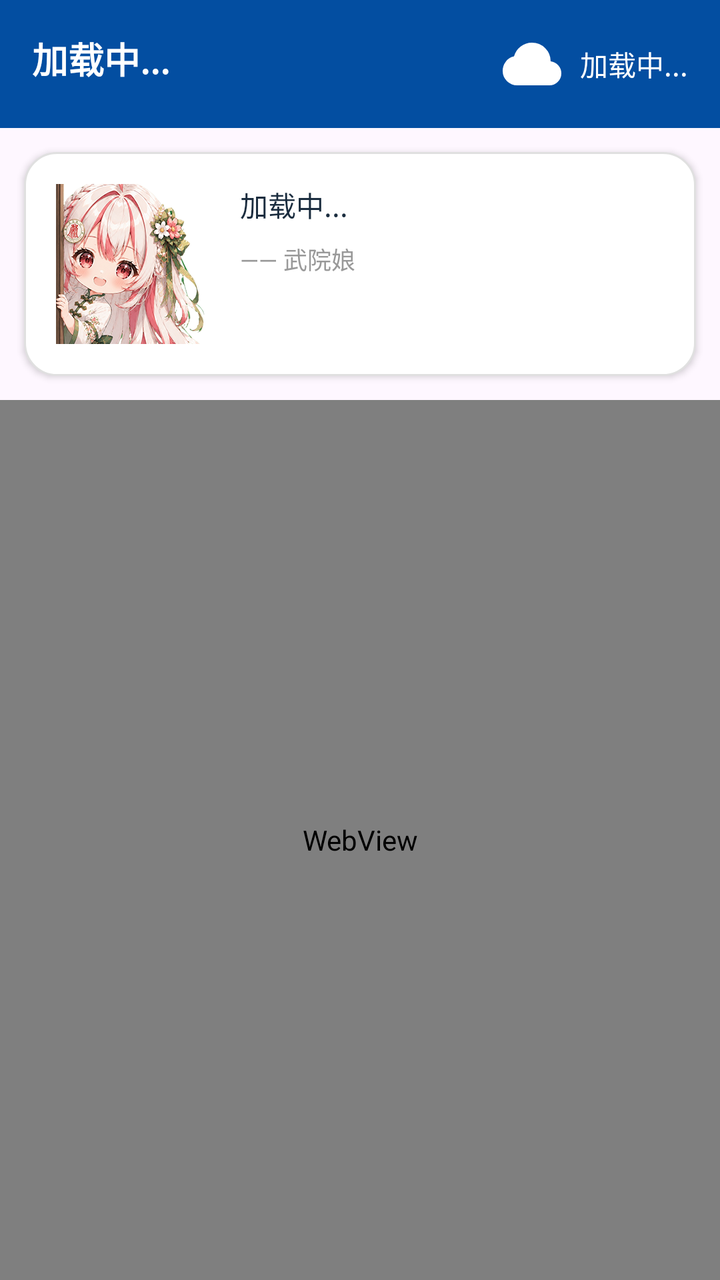
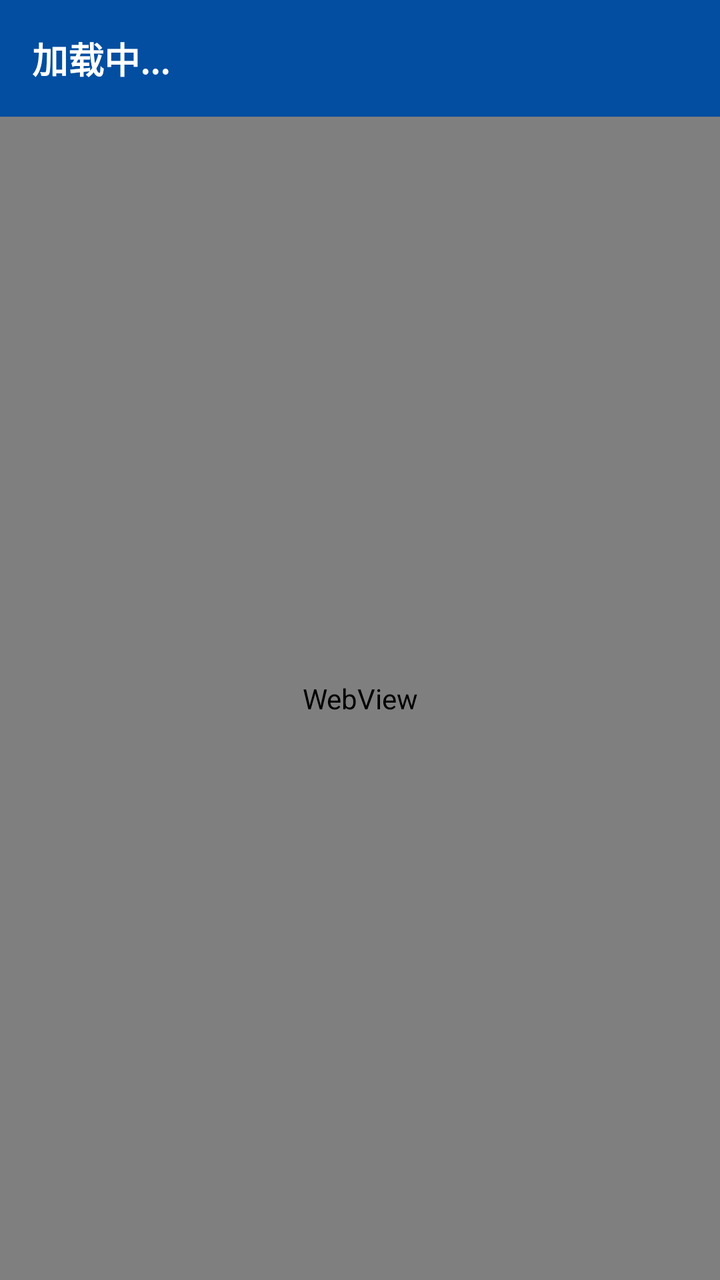

Before-and-after screenshots of an Android layout around one commit, followed by the original layout XML and the change that was made.
<!-- AndroidManifest.xml: application theme Theme.WuyiKebiao -->
<!-- res/layout/fragment_home.xml -->
<?xml version="1.0" encoding="utf-8"?>
<LinearLayout xmlns:android="http://schemas.android.com/apk/res/android"
    xmlns:app="http://schemas.android.com/apk/res-auto"
    android:layout_width="match_parent"
    android:layout_height="match_parent"
    android:orientation="vertical">

    
    <LinearLayout
        android:layout_width="match_parent"
        android:layout_height="wrap_content"
        android:orientation="horizontal"
        android:padding="16dp"
        android:background="?attr/colorPrimary">

        <TextView
            android:id="@+id/tv_greeting"
            android:layout_width="0dp"
            android:layout_height="wrap_content"
            android:layout_weight="1"
            android:text="加载中..."
            android:textColor="@android:color/white"
            android:textSize="18sp"
            android:textStyle="bold" />

        <LinearLayout
            android:id="@+id/layout_weather"
            android:layout_width="wrap_content"
            android:layout_height="wrap_content"
            android:orientation="horizontal"
            android:gravity="center_vertical"
            android:clickable="true"
            android:focusable="true"
            android:background="?attr/selectableItemBackgroundBorderless">

            <ImageView
                android:id="@+id/iv_weather_icon"
                android:layout_width="32dp"
                android:layout_height="32dp"
                android:src="@drawable/ic_weather_default"
                android:layout_marginEnd="8dp" />

            <TextView
                android:id="@+id/tv_weather"
                android:layout_width="wrap_content"
                android:layout_height="wrap_content"
                android:text="加载中..."
                android:textColor="@android:color/white"
                android:textSize="14sp" />
        </LinearLayout>

    </LinearLayout>

    
    <LinearLayout
        android:layout_width="match_parent"
        android:layout_height="wrap_content"
        android:orientation="horizontal"
        android:padding="16dp"
        android:layout_margin="12dp"
        android:background="@drawable/bg_hint_card"
        android:elevation="2dp">

        
        <ImageView
            android:id="@+id/iv_character"
            android:layout_width="80dp"
            android:layout_height="80dp"
            android:src="@drawable/character_default"
            android:scaleType="centerCrop" />

        
        <LinearLayout
            android:layout_width="0dp"
            android:layout_height="wrap_content"
            android:layout_weight="1"
            android:layout_marginStart="12dp"
            android:orientation="vertical"
            android:gravity="center_vertical">

            <TextView
                android:id="@+id/tv_motivation"
                android:layout_width="match_parent"
                android:layout_height="wrap_content"
                android:text="加载中..."
                android:textSize="14sp"
                android:textColor="?attr/colorTextPrimary"
                android:lineSpacingExtra="4dp" />

            <TextView
                android:layout_width="wrap_content"
                android:layout_height="wrap_content"
                android:layout_marginTop="8dp"
                android:text="—— 武院娘"
                android:textSize="12sp"
                android:textColor="?attr/colorTextHint" />

        </LinearLayout>

    </LinearLayout>

    
    <WebView
        android:id="@+id/webView"
        android:layout_width="match_parent"
        android:layout_height="match_parent" />

</LinearLayout>
<!-- resources referenced by this layout -->
<resources>
  <!-- drawable bg_hint_card (drawable) -->
  <?xml version="1.0" encoding="utf-8"?>
  <shape xmlns:android="http://schemas.android.com/apk/res/android"
      android:shape="rectangle">
      <solid android:color="#FFFFFF" />
      <corners android:radius="16dp" />
      <stroke
          android:width="1dp"
          android:color="#E0E0E0" />
  </shape>
  <!-- drawable character_default: png bitmap (drawable, 121836 bytes) -->
  <!-- drawable ic_weather_default (drawable) -->
  <?xml version="1.0" encoding="utf-8"?>
  <vector xmlns:android="http://schemas.android.com/apk/res/android"
      android:width="32dp"
      android:height="32dp"
      android:viewportWidth="24"
      android:viewportHeight="24">
      <path
          android:fillColor="#FFFFFF"
          android:pathData="M6.5,20Q4.22,20 2.61,18.43 1,16.85 1,14.58 1,12.63 2.17,11.1 3.34,9.57 5.25,9.15 5.88,6.85 7.75,5.43 9.62,4 12,4 14.93,4 16.96,6.05 19,8.1 19,11 20.73,11.2 21.86,12.5 23,13.8 23,15.5 23,17.38 21.69,18.69 20.38,20 18.5,20Z" />
  </vector>
  <style name="Theme.WuyiKebiao" parent="Base.Theme.WuyiKebiao" />
  <style name="Base.Theme.WuyiKebiao" parent="Theme.Material3.DayNight.NoActionBar">
          
          <item name="colorPrimary">@color/brand_primary</item>
          <item name="colorOnPrimary">@color/brand_primary_on</item>
  
          
          <item name="colorSurfaceScreen">@color/surface_screen</item>
          <item name="colorSurfaceCard">@color/surface_card</item>
          <item name="colorDivider">@color/divider</item>
          <item name="colorTextPrimary">@color/text_primary</item>
          <item name="colorTextHint">@color/text_hint</item>
  
          
          <item name="android:statusBarColor">@color/brand_primary</item>
          <item name="android:windowLightStatusBar">false</item>
      </style>
  <color name="brand_primary">#FF034EA1</color>
  <color name="brand_primary_on">#FFFFFFFF</color>
  <color name="surface_screen">#FFF0F2F5</color>
  <color name="surface_card">#FFFFFFFF</color>
  <color name="divider">#FFE0E0E0</color>
  <color name="text_primary">#FF1A2C3E</color>
  <color name="text_hint">#FF999999</color>
</resources>

<!-- the commit's change to res/layout/fragment_home.xml (unified diff, before → after) -->
@@ -23,80 +23,6 @@
             android:textSize="18sp"
             android:textStyle="bold" />
 
-        <LinearLayout
-            android:id="@+id/layout_weather"
-            android:layout_width="wrap_content"
-            android:layout_height="wrap_content"
-            android:orientation="horizontal"
-            android:gravity="center_vertical"
-            android:clickable="true"
-            android:focusable="true"
-            android:background="?attr/selectableItemBackgroundBorderless">
-
-            <ImageView
-                android:id="@+id/iv_weather_icon"
-                android:layout_width="32dp"
-                android:layout_height="32dp"
-                android:src="@drawable/ic_weather_default"
-                android:layout_marginEnd="8dp" />
-
-            <TextView
-                android:id="@+id/tv_weather"
-                android:layout_width="wrap_content"
-                android:layout_height="wrap_content"
-                android:text="加载中..."
-                android:textColor="@android:color/white"
-                android:textSize="14sp" />
-        </LinearLayout>
-
-    </LinearLayout>
-
-    
-    <LinearLayout
-        android:layout_width="match_parent"
-        android:layout_height="wrap_content"
-        android:orientation="horizontal"
-        android:padding="16dp"
-        android:layout_margin="12dp"
-        android:background="@drawable/bg_hint_card"
-        android:elevation="2dp">
-
-        
-        <ImageView
-            android:id="@+id/iv_character"
-            android:layout_width="80dp"
-            android:layout_height="80dp"
-            android:src="@drawable/character_default"
-            android:scaleType="centerCrop" />
-
-        
-        <LinearLayout
-            android:layout_width="0dp"
-            android:layout_height="wrap_content"
-            android:layout_weight="1"
-            android:layout_marginStart="12dp"
-            android:orientation="vertical"
-            android:gravity="center_vertical">
-
-            <TextView
-                android:id="@+id/tv_motivation"
-                android:layout_width="match_parent"
-                android:layout_height="wrap_content"
-                android:text="加载中..."
-                android:textSize="14sp"
-                android:textColor="?attr/colorTextPrimary"
-                android:lineSpacingExtra="4dp" />
-
-            <TextView
-                android:layout_width="wrap_content"
-                android:layout_height="wrap_content"
-                android:layout_marginTop="8dp"
-                android:text="—— 武院娘"
-                android:textSize="12sp"
-                android:textColor="?attr/colorTextHint" />
-
-        </LinearLayout>
-
     </LinearLayout>
 
     
<!-- resource entries referenced after the edit -->
@@ -1,27 +1,5 @@
 <!-- resources referenced by this layout -->
 <resources>
-  <!-- drawable bg_hint_card (drawable) -->
-  <?xml version="1.0" encoding="utf-8"?>
-  <shape xmlns:android="http://schemas.android.com/apk/res/android"
-      android:shape="rectangle">
-      <solid android:color="#FFFFFF" />
-      <corners android:radius="16dp" />
-      <stroke
-          android:width="1dp"
-          android:color="#E0E0E0" />
-  </shape>
-  <!-- drawable character_default: png bitmap (drawable, 121836 bytes) -->
-  <!-- drawable ic_weather_default (drawable) -->
-  <?xml version="1.0" encoding="utf-8"?>
-  <vector xmlns:android="http://schemas.android.com/apk/res/android"
-      android:width="32dp"
-      android:height="32dp"
-      android:viewportWidth="24"
-      android:viewportHeight="24">
-      <path
-          android:fillColor="#FFFFFF"
-          android:pathData="M6.5,20Q4.22,20 2.61,18.43 1,16.85 1,14.58 1,12.63 2.17,11.1 3.34,9.57 5.25,9.15 5.88,6.85 7.75,5.43 9.62,4 12,4 14.93,4 16.96,6.05 19,8.1 19,11 20.73,11.2 21.86,12.5 23,13.8 23,15.5 23,17.38 21.69,18.69 20.38,20 18.5,20Z" />
-  </vector>
   <style name="Theme.WuyiKebiao" parent="Base.Theme.WuyiKebiao" />
   <style name="Base.Theme.WuyiKebiao" parent="Theme.Material3.DayNight.NoActionBar">
           
@@ -29,9 +7,15 @@
           <item name="colorOnPrimary">@color/brand_primary_on</item>
   
           
+          <item name="colorSecondaryContainer">@color/brand_primary_container</item>
+          <item name="colorOnSecondaryContainer">@color/brand_primary_on_container</item>
+  
+          
           <item name="colorSurfaceScreen">@color/surface_screen</item>
           <item name="colorSurfaceCard">@color/surface_card</item>
+          <item name="colorSurfaceContainerHigh">@color/surface_container_high</item>
           <item name="colorDivider">@color/divider</item>
+          <item name="colorOutlineVariant">@color/outline_variant</item>
           <item name="colorTextPrimary">@color/text_primary</item>
           <item name="colorTextHint">@color/text_hint</item>
   
@@ -41,9 +25,13 @@
       </style>
   <color name="brand_primary">#FF034EA1</color>
   <color name="brand_primary_on">#FFFFFFFF</color>
+  <color name="brand_primary_container">#FFD6E3F7</color>
+  <color name="brand_primary_on_container">#FF034EA1</color>
   <color name="surface_screen">#FFF0F2F5</color>
   <color name="surface_card">#FFFFFFFF</color>
+  <color name="surface_container_high">#FFFFFFFF</color>
   <color name="divider">#FFE0E0E0</color>
+  <color name="outline_variant">#FFE0E0E0</color>
   <color name="text_primary">#FF1A2C3E</color>
   <color name="text_hint">#FF999999</color>
 </resources>
